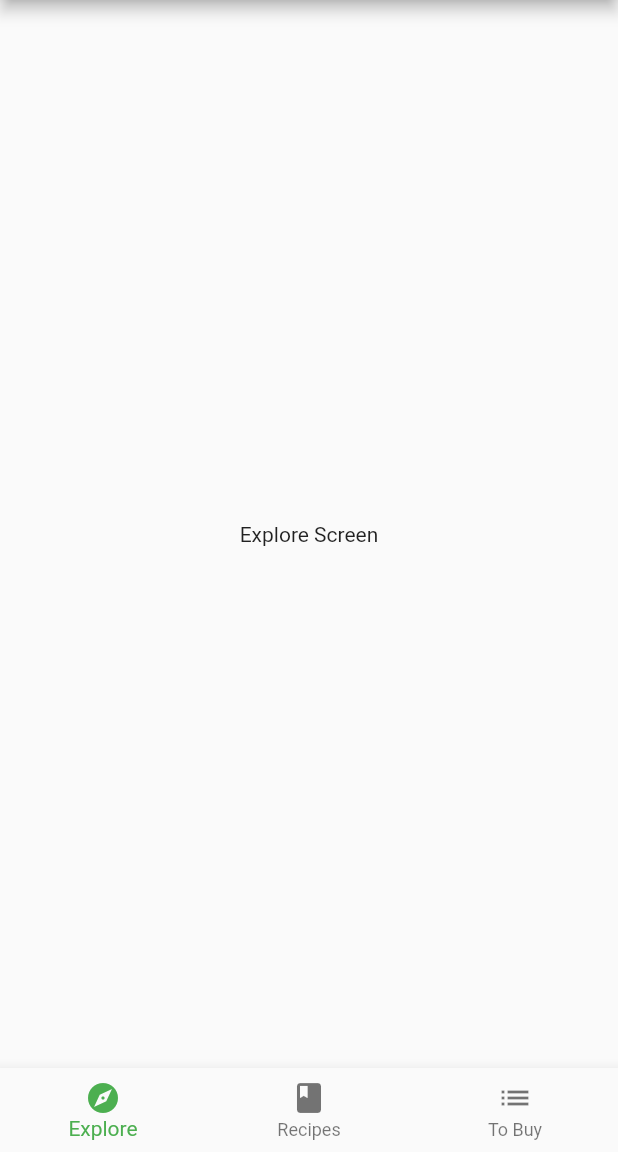
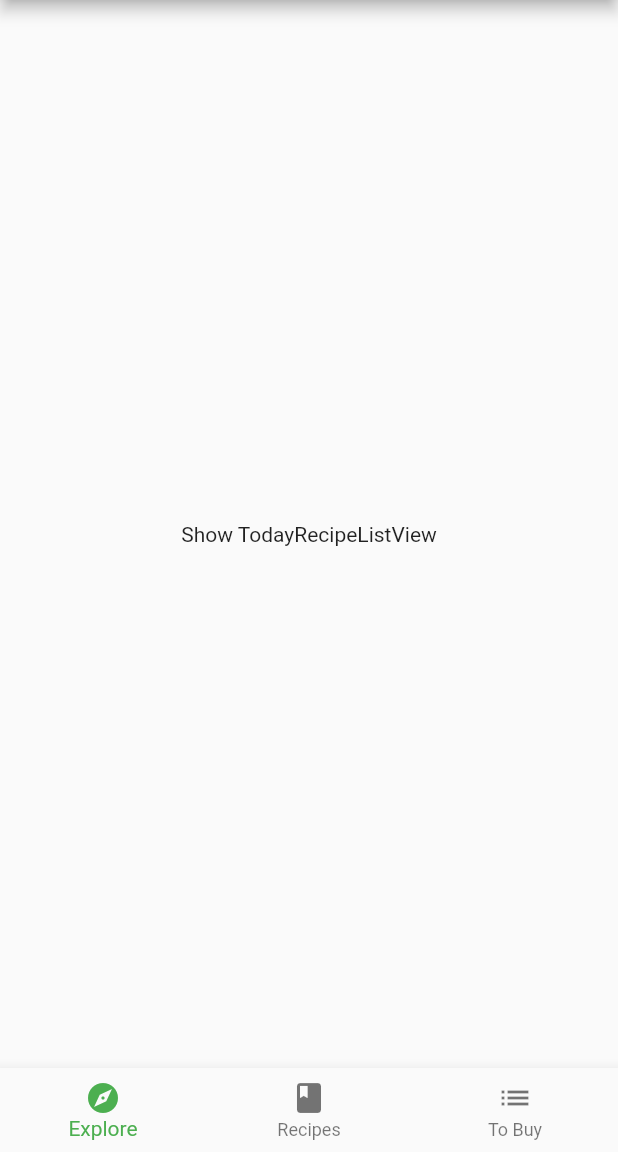
Before and after one commit to BD911-Coder/scrollable_widget2, a Flutter app: the screen it shows after launch, on a phone screen of 412 x 824 dp, the part 84-1236 px from its top. Run offline on Flutter 3.47's test engine with Material 2 defaults, Android fonts, the phone set to English and light mode, and no system bars; our stand-ins replace google_fonts.

Commit message:
explore_screen.dart updated

```diff
--- a/lib/screens/explorer_screen.dart
+++ b/lib/screens/explorer_screen.dart
@@ -9,10 +9,25 @@ class ExploreScreen extends StatelessWidget {
   ExploreScreen({Key? key}) : super(key: key);
   @override
   Widget build(BuildContext context) {
-    // 2
-    // TODO 1: Add TodayRecipeListView FutureBuilder
-    return const Center(
-      child: Text('Explore Screen'),
+    return FutureBuilder(
+      future: mockService.getExploreData(),
+      builder: (context, AsyncSnapshot<ExploreData> snapshot) {
+        // TODO: Add Nested List Views
+        if (snapshot.connectionState == ConnectionState.done) {
+          final recipes = snapshot.data?.todayRecipes ?? [];
+
+          // TODO: Replace this with TodayRecipeListView
+          return Center(
+            child: Container(
+              child: const Text('Show TodayRecipeListView'),
+            ),
+          );
+        } else {
+          return const Center(
+            child: CircularProgressIndicator(),
+          );
+        }
+      },
     );
   }
 }
```
Also changed, not shown: 3 other files.
